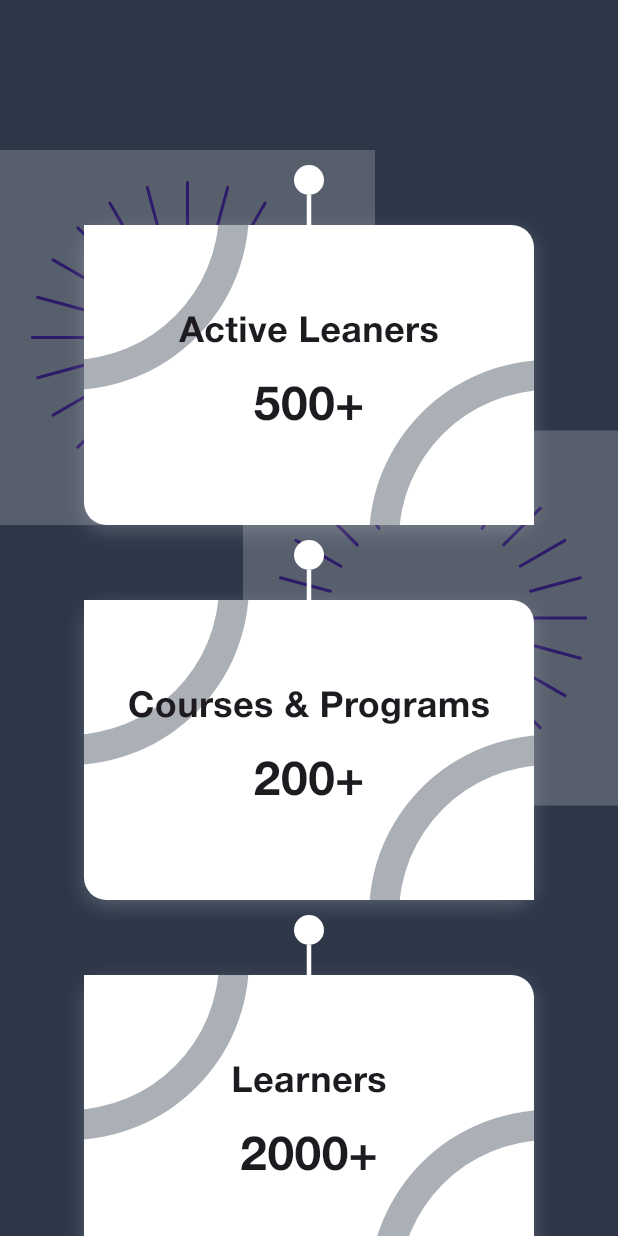
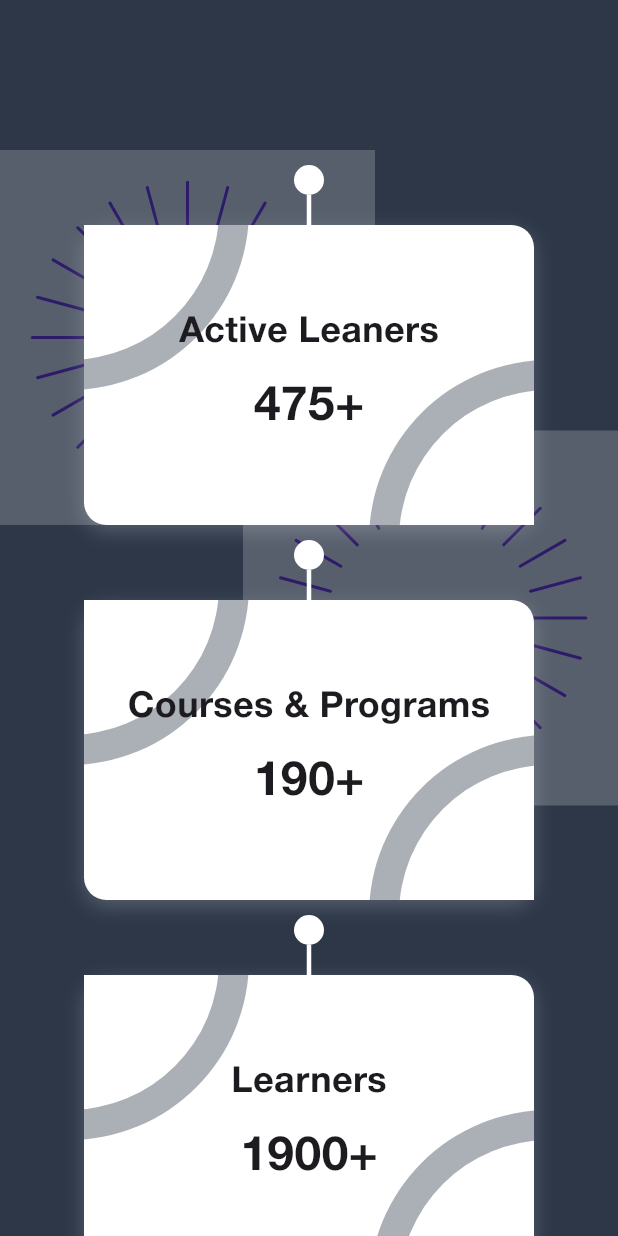
Before and after one commit to dibindasky/egCollege, a Flutter app: the StatictsCountsSection widget shown alone on an empty page, opened directly, on a phone screen of 412 x 824 dp. Run offline on Flutter 3.47's test engine with Material 3 defaults, Android fonts, the phone set to English and light mode, and no system bars; our stand-ins replace animate_do, dartz, dio, get, go_router, image_picker and 3 more; accounts and stored records are empty.

Commit message:
drewer and counts

```diff
--- a/lib/application/controller/home/home_controller.dart
+++ b/lib/application/controller/home/home_controller.dart
@@ -4,7 +4,13 @@ class HomeController extends GetxController {
   RxList<String> homeTitles = ['Home'].obs;
   RxString selectedHomeTitle = 'Home'.obs;
 
+  RxBool showSideBar = false.obs;
+
   void changeHomeSelection(String title) {
     selectedHomeTitle.value = title;
   }
+
+  void showSideBArValue(bool value) {
+    showSideBar.value = value;
+  }
 }
--- a/lib/application/presentation/screens/home/widgets/statictict_count_section.dart
+++ b/lib/application/presentation/screens/home/widgets/statictict_count_section.dart
@@ -1,4 +1,5 @@
 import 'package:animate_do/animate_do.dart';
+import 'package:edu_college/application/presentation/utils/animations/animated_counter.dart';
 import 'package:edu_college/application/presentation/utils/animations/hover/rise_up_hove.dart';
 import 'package:edu_college/application/presentation/utils/colors.dart';
 import 'package:edu_college/application/presentation/utils/const.dart';
@@ -23,19 +24,19 @@ class StatictsCountsSection extends StatelessWidget {
               children: [
                 _StaticetsCountTile(
                   title: 'Active Leaners',
-                  count: '500+',
+                  count: 500,
                 ),
                 _StaticetsCountTile(
                   title: 'Courses & Programs',
-                  count: '200+',
+                  count: 200,
                 ),
                 _StaticetsCountTile(
                   title: 'Learners',
-                  count: '2000+',
+                  count: 2000,
                 ),
                 _StaticetsCountTile(
                   title: 'Enrollment per month',
-                  count: '100+',
+                  count: 100,
                 ),
               ],
             ),
@@ -79,7 +80,7 @@ class _StaticetsCountTile extends StatelessWidget {
   });
 
   final String title;
-  final String count;
+  final int count;
 
   @override
   Widget build(BuildContext context) {
@@ -134,10 +135,21 @@ class _StaticetsCountTile extends StatelessWidget {
                               fontSize: 24, fontWeight: FontWeight.bold),
                         ),
                         const SizedBox(height: 10),
-                        Text(
-                          count,
-                          style: const TextStyle(
-                              fontSize: 32, fontWeight: FontWeight.bold),
+                        Row(
+                          mainAxisSize: MainAxisSize.min,
+                          children: [
+                            AnimatedCounter(
+                              start: 0,
+                              end: count,
+                              style: const TextStyle(
+                                  fontSize: 32, fontWeight: FontWeight.bold),
+                            ),
+                            Text(
+                              '+',
+                              style: const TextStyle(
+                                  fontSize: 32, fontWeight: FontWeight.bold),
+                            ),
+                          ],
                         ),
                       ],
                     ),
--- /dev/null
+++ b/lib/application/presentation/utils/animations/animated_counter.dart
@@ -0,0 +1,30 @@
+import 'package:flutter/material.dart';
+
+class AnimatedCounter extends StatelessWidget {
+  final int start;
+  final int end;
+  final Duration duration;
+  final TextStyle? style;
+
+  const AnimatedCounter({
+    super.key,
+    required this.start,
+    required this.end,
+    this.duration = const Duration(seconds: 2),
+    this.style,
+  });
+
+  @override
+  Widget build(BuildContext context) {
+    return TweenAnimationBuilder<int>(
+      tween: IntTween(begin: start, end: end),
+      duration: duration,
+      builder: (context, value, child) {
+        return Text(
+          '$value',
+          style: style ?? const TextStyle(fontSize: 40, fontWeight: FontWeight.bold),
+        );
+      },
+    );
+  }
+}
```
Also changed, not shown: lib/application/presentation/screens/home/home_screen.dart (+81 -24 lines).
